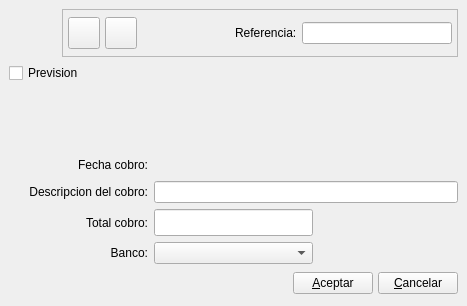
Old version of the form bulmages/bulmafact/src/cobrobase.ui in the repository eboladev/Bulmages-1.
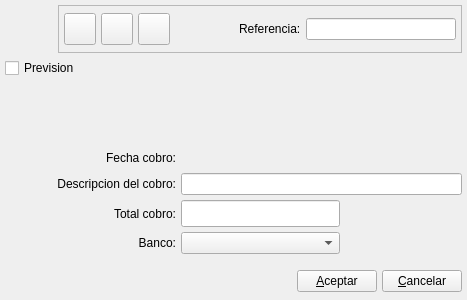
New version of the form. Icons and pictures are not drawn. Custom widgets are drawn as their Qt base class.

```diff
--- a/bulmages/bulmafact/src/cobrobase.ui
+++ b/bulmages/bulmafact/src/cobrobase.ui
@@ -18,162 +18,12 @@
   </property>
   <layout class="QGridLayout" >
    <property name="margin" >
-    <number>9</number>
+    <number>5</number>
    </property>
    <property name="spacing" >
-    <number>6</number>
-   </property>
-   <item row="3" column="1" >
-    <widget class="BusquedaFecha" native="1" name="mui_fechacobro" >
-     <property name="sizePolicy" >
-      <sizepolicy>
-       <hsizetype>5</hsizetype>
-       <vsizetype>5</vsizetype>
-       <horstretch>0</horstretch>
-       <verstretch>0</verstretch>
-      </sizepolicy>
-     </property>
-     <property name="minimumSize" >
-      <size>
-       <width>150</width>
-       <height>0</height>
-      </size>
-     </property>
-    </widget>
-   </item>
-   <item row="3" column="0" >
-    <widget class="QLabel" name="textLabel1_2_3" >
-     <property name="text" >
-      <string>Fecha cobro:</string>
-     </property>
-     <property name="alignment" >
-      <set>Qt::AlignRight|Qt::AlignTrailing|Qt::AlignVCenter</set>
-     </property>
-    </widget>
-   </item>
-   <item row="6" column="0" >
-    <widget class="QLabel" name="textLabel1_4_5" >
-     <property name="text" >
-      <string>Banco:</string>
-     </property>
-     <property name="alignment" >
-      <set>Qt::AlignRight|Qt::AlignTrailing|Qt::AlignVCenter</set>
-     </property>
-     <property name="buddy" >
-      <cstring>mui_idbanco</cstring>
-     </property>
-    </widget>
-   </item>
-   <item row="5" column="0" >
-    <widget class="QLabel" name="textLabel1_4_4" >
-     <property name="text" >
-      <string>Total cobro:</string>
-     </property>
-     <property name="alignment" >
-      <set>Qt::AlignRight|Qt::AlignTrailing|Qt::AlignVCenter</set>
-     </property>
-     <property name="buddy" >
-      <cstring>mui_cantcobro</cstring>
-     </property>
-    </widget>
-   </item>
-   <item row="6" column="1" >
-    <widget class="BusquedaBanco" name="mui_idbanco" />
-   </item>
-   <item row="7" column="0" colspan="3" >
-    <spacer>
-     <property name="orientation" >
-      <enum>Qt::Vertical</enum>
-     </property>
-     <property name="sizeHint" >
-      <size>
-       <width>449</width>
-       <height>31</height>
-      </size>
-     </property>
-    </spacer>
-   </item>
-   <item row="5" column="2" >
-    <spacer>
-     <property name="orientation" >
-      <enum>Qt::Horizontal</enum>
-     </property>
-     <property name="sizeType" >
-      <enum>QSizePolicy::Preferred</enum>
-     </property>
-     <property name="sizeHint" >
-      <size>
-       <width>20</width>
-       <height>20</height>
-      </size>
-     </property>
-    </spacer>
-   </item>
-   <item row="5" column="1" >
-    <widget class="QLineEdit" name="mui_cantcobro" >
-     <property name="enabled" >
-      <bool>true</bool>
-     </property>
-     <property name="sizePolicy" >
-      <sizepolicy>
-       <hsizetype>5</hsizetype>
-       <vsizetype>0</vsizetype>
-       <horstretch>0</horstretch>
-       <verstretch>0</verstretch>
-      </sizepolicy>
-     </property>
-     <property name="minimumSize" >
-      <size>
-       <width>150</width>
-       <height>0</height>
-      </size>
-     </property>
-     <property name="font" >
-      <font>
-       <pointsize>12</pointsize>
-       <weight>75</weight>
-       <bold>true</bold>
-      </font>
-     </property>
-     <property name="alignment" >
-      <set>Qt::AlignRight</set>
-     </property>
-     <property name="readOnly" >
-      <bool>false</bool>
-     </property>
-    </widget>
-   </item>
-   <item row="0" column="0" colspan="3" >
-    <layout class="QHBoxLayout" >
-     <property name="margin" >
-      <number>0</number>
-     </property>
-     <property name="spacing" >
       <number>5</number>
      </property>
-     <item>
-      <widget class="QLabel" name="label" >
-       <property name="minimumSize" >
-        <size>
-         <width>48</width>
-         <height>48</height>
-        </size>
-       </property>
-       <property name="maximumSize" >
-        <size>
-         <width>48</width>
-         <height>48</height>
-        </size>
-       </property>
-       <property name="text" >
-        <string/>
-       </property>
-       <property name="pixmap" >
-        <pixmap resource="../../bulmages.qrc" >:/Bulmafact48x48/images/png/48x48/i_bulmages_cobros.48x48.png</pixmap>
-       </property>
-      </widget>
-     </item>
-     <item>
+   <item row="0" column="1" colspan="3" >
       <widget class="QFrame" name="frame" >
        <property name="frameShape" >
         <enum>QFrame::StyledPanel</enum>
@@ -262,6 +112,43 @@
           </property>
          </widget>
         </item>
+      <item>
+       <widget class="QToolButton" name="mui_imprimir" >
+        <property name="minimumSize" >
+         <size>
+          <width>32</width>
+          <height>32</height>
+         </size>
+        </property>
+        <property name="maximumSize" >
+         <size>
+          <width>32</width>
+          <height>32</height>
+         </size>
+        </property>
+        <property name="toolTip" >
+         <string>Borrar cobro</string>
+        </property>
+        <property name="whatsThis" >
+         <string>Borrar cobro</string>
+        </property>
+        <property name="text" >
+         <string/>
+        </property>
+        <property name="icon" >
+         <iconset resource="../../bulmages.qrc" >:/Genericos32x32/images/png/i_filePrint.xpm</iconset>
+        </property>
+        <property name="iconSize" >
+         <size>
+          <width>32</width>
+          <height>32</height>
+         </size>
+        </property>
+        <property name="shortcut" >
+         <string>Ctrl+I</string>
+        </property>
+       </widget>
+      </item>
         <item>
          <spacer>
           <property name="orientation" >
@@ -272,8 +159,8 @@
           </property>
           <property name="sizeHint" >
            <size>
-            <width>20</width>
-            <height>20</height>
+          <width>41</width>
+          <height>34</height>
            </size>
           </property>
          </spacer>
@@ -306,9 +193,103 @@
        </layout>
       </widget>
      </item>
-    </layout>
+   <item row="0" column="0" >
+    <widget class="QLabel" name="label" >
+     <property name="minimumSize" >
+      <size>
+       <width>48</width>
+       <height>48</height>
+      </size>
+     </property>
+     <property name="maximumSize" >
+      <size>
+       <width>48</width>
+       <height>48</height>
+      </size>
+     </property>
+     <property name="text" >
+      <string/>
+     </property>
+     <property name="pixmap" >
+      <pixmap resource="../../bulmages.qrc" >:/Bulmafact48x48/images/png/48x48/i_bulmages_cobros.48x48.png</pixmap>
+     </property>
+    </widget>
    </item>
-   <item row="8" column="0" colspan="3" >
+   <item row="2" column="0" colspan="4" >
+    <widget class="BusquedaCliente" native="1" name="mui_cliente" >
+     <property name="sizePolicy" >
+      <sizepolicy>
+       <hsizetype>7</hsizetype>
+       <vsizetype>5</vsizetype>
+       <horstretch>0</horstretch>
+       <verstretch>0</verstretch>
+      </sizepolicy>
+     </property>
+     <property name="minimumSize" >
+      <size>
+       <width>0</width>
+       <height>60</height>
+      </size>
+     </property>
+    </widget>
+   </item>
+   <item row="1" column="0" colspan="4" >
+    <widget class="QCheckBox" name="mui_previsioncobro" >
+     <property name="sizePolicy" >
+      <sizepolicy>
+       <hsizetype>13</hsizetype>
+       <vsizetype>0</vsizetype>
+       <horstretch>0</horstretch>
+       <verstretch>0</verstretch>
+      </sizepolicy>
+     </property>
+     <property name="text" >
+      <string>Prevision</string>
+     </property>
+    </widget>
+   </item>
+   <item row="3" column="3" >
+    <spacer>
+     <property name="orientation" >
+      <enum>Qt::Horizontal</enum>
+     </property>
+     <property name="sizeType" >
+      <enum>QSizePolicy::Preferred</enum>
+     </property>
+     <property name="sizeHint" >
+      <size>
+       <width>20</width>
+       <height>20</height>
+      </size>
+     </property>
+    </spacer>
+   </item>
+   <item row="4" column="0" colspan="2" >
+    <widget class="QLabel" name="textLabel1_2_2_3_2" >
+     <property name="text" >
+      <string>Descripcion del cobro:</string>
+     </property>
+     <property name="alignment" >
+      <set>Qt::AlignRight|Qt::AlignTrailing|Qt::AlignVCenter</set>
+     </property>
+     <property name="buddy" >
+      <cstring>mui_comentcobro</cstring>
+     </property>
+    </widget>
+   </item>
+   <item row="4" column="2" colspan="2" >
+    <widget class="QLineEdit" name="mui_comentcobro" >
+     <property name="sizePolicy" >
+      <sizepolicy>
+       <hsizetype>5</hsizetype>
+       <vsizetype>0</vsizetype>
+       <horstretch>0</horstretch>
+       <verstretch>0</verstretch>
+      </sizepolicy>
+     </property>
+    </widget>
+   </item>
+   <item row="8" column="0" colspan="4" >
     <layout class="QHBoxLayout" >
      <property name="margin" >
       <number>0</number>
@@ -348,8 +329,11 @@
      </item>
     </layout>
    </item>
-   <item row="4" column="1" colspan="2" >
-    <widget class="QLineEdit" name="mui_comentcobro" >
+   <item row="5" column="2" >
+    <widget class="QLineEdit" name="mui_cantcobro" >
+     <property name="enabled" >
+      <bool>true</bool>
+     </property>
      <property name="sizePolicy" >
       <sizepolicy>
        <hsizetype>5</hsizetype>
@@ -358,57 +342,100 @@
        <verstretch>0</verstretch>
       </sizepolicy>
      </property>
+     <property name="minimumSize" >
+      <size>
+       <width>150</width>
+       <height>0</height>
+      </size>
+     </property>
+     <property name="font" >
+      <font>
+       <pointsize>12</pointsize>
+       <weight>75</weight>
+       <bold>true</bold>
+      </font>
+     </property>
+     <property name="alignment" >
+      <set>Qt::AlignRight</set>
+     </property>
+     <property name="readOnly" >
+      <bool>false</bool>
+     </property>
     </widget>
    </item>
-   <item row="4" column="0" >
-    <widget class="QLabel" name="textLabel1_2_2_3_2" >
+   <item row="5" column="3" >
+    <spacer>
+     <property name="orientation" >
+      <enum>Qt::Horizontal</enum>
+     </property>
+     <property name="sizeType" >
+      <enum>QSizePolicy::Preferred</enum>
+     </property>
+     <property name="sizeHint" >
+      <size>
+       <width>20</width>
+       <height>20</height>
+      </size>
+     </property>
+    </spacer>
+   </item>
+   <item row="7" column="0" colspan="4" >
+    <spacer>
+     <property name="orientation" >
+      <enum>Qt::Vertical</enum>
+     </property>
+     <property name="sizeHint" >
+      <size>
+       <width>449</width>
+       <height>31</height>
+      </size>
+     </property>
+    </spacer>
+   </item>
+   <item row="6" column="2" >
+    <widget class="BusquedaBanco" name="mui_idbanco" />
+   </item>
+   <item row="5" column="0" colspan="2" >
+    <widget class="QLabel" name="textLabel1_4_4" >
      <property name="text" >
-      <string>Descripcion del cobro:</string>
+      <string>Total cobro:</string>
      </property>
      <property name="alignment" >
       <set>Qt::AlignRight|Qt::AlignTrailing|Qt::AlignVCenter</set>
      </property>
      <property name="buddy" >
-      <cstring>mui_comentcobro</cstring>
+      <cstring>mui_cantcobro</cstring>
+     </property>
+    </widget>
+   </item>
+   <item row="6" column="0" colspan="2" >
+    <widget class="QLabel" name="textLabel1_4_5" >
+     <property name="text" >
+      <string>Banco:</string>
+     </property>
+     <property name="alignment" >
+      <set>Qt::AlignRight|Qt::AlignTrailing|Qt::AlignVCenter</set>
+     </property>
+     <property name="buddy" >
+      <cstring>mui_idbanco</cstring>
+     </property>
+    </widget>
+   </item>
+   <item row="3" column="0" colspan="2" >
+    <widget class="QLabel" name="textLabel1_2_3" >
+     <property name="text" >
+      <string>Fecha cobro:</string>
+     </property>
+     <property name="alignment" >
+      <set>Qt::AlignRight|Qt::AlignTrailing|Qt::AlignVCenter</set>
      </property>
     </widget>
    </item>
    <item row="3" column="2" >
-    <spacer>
-     <property name="orientation" >
-      <enum>Qt::Horizontal</enum>
-     </property>
-     <property name="sizeType" >
-      <enum>QSizePolicy::Preferred</enum>
-     </property>
-     <property name="sizeHint" >
-      <size>
-       <width>20</width>
-       <height>20</height>
-      </size>
-     </property>
-    </spacer>
-   </item>
-   <item row="1" column="0" colspan="3" >
-    <widget class="QCheckBox" name="mui_previsioncobro" >
+    <widget class="BusquedaFecha" native="1" name="mui_fechacobro" >
      <property name="sizePolicy" >
       <sizepolicy>
-       <hsizetype>13</hsizetype>
-       <vsizetype>0</vsizetype>
-       <horstretch>0</horstretch>
-       <verstretch>0</verstretch>
-      </sizepolicy>
-     </property>
-     <property name="text" >
-      <string>Prevision</string>
-     </property>
-    </widget>
-   </item>
-   <item row="2" column="0" colspan="3" >
-    <widget class="BusquedaCliente" native="1" name="mui_cliente" >
-     <property name="sizePolicy" >
-      <sizepolicy>
-       <hsizetype>7</hsizetype>
+       <hsizetype>5</hsizetype>
        <vsizetype>5</vsizetype>
        <horstretch>0</horstretch>
        <verstretch>0</verstretch>
@@ -416,8 +443,8 @@
      </property>
      <property name="minimumSize" >
       <size>
-       <width>0</width>
-       <height>60</height>
+       <width>150</width>
+       <height>0</height>
       </size>
      </property>
     </widget>
@@ -426,6 +453,11 @@
  </widget>
  <layoutdefault spacing="4" margin="3" />
  <customwidgets>
+  <customwidget>
+   <class>BusquedaCliente</class>
+   <extends>QWidget</extends>
+   <header>busquedacliente.h</header>
+  </customwidget>
   <customwidget>
    <class>BusquedaBanco</class>
    <extends>QComboBox</extends>
@@ -441,11 +473,6 @@
    <extends>QWidget</extends>
    <header>../../../bulmalib/busquedafecha.h</header>
   </customwidget>
-  <customwidget>
-   <class>BusquedaCliente</class>
-   <extends>QWidget</extends>
-   <header>busquedacliente.h</header>
-  </customwidget>
  </customwidgets>
  <resources>
   <include location="../../bulmages.qrc" />
```
Lines whose indentation alone changed are shown as unchanged.
